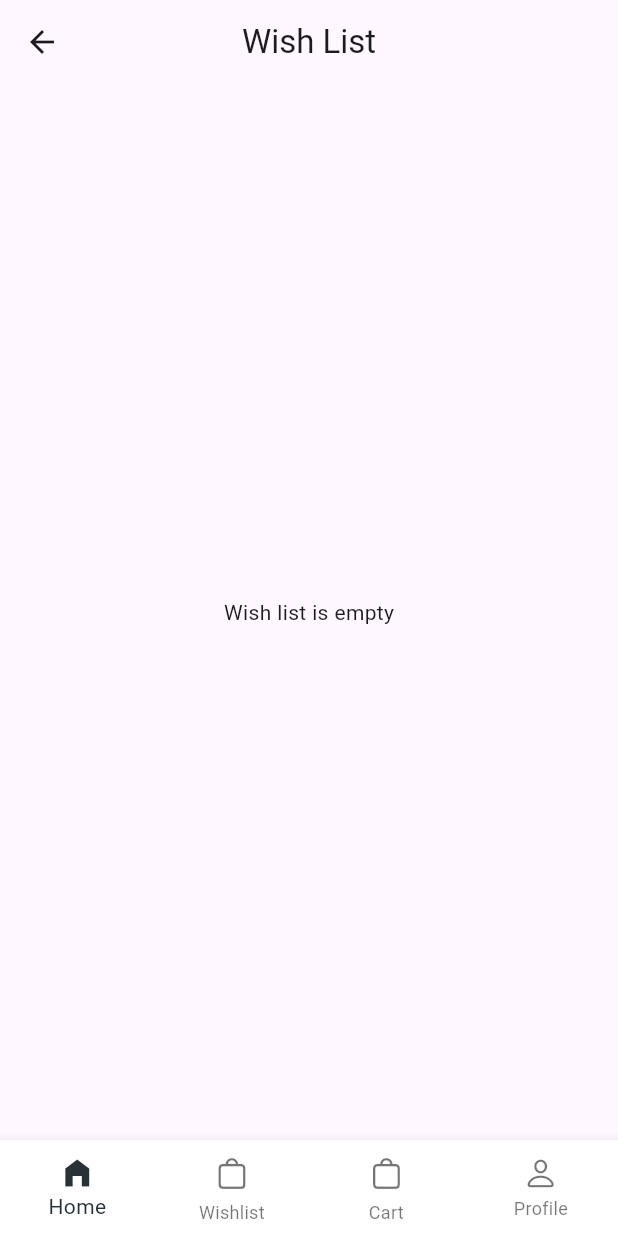
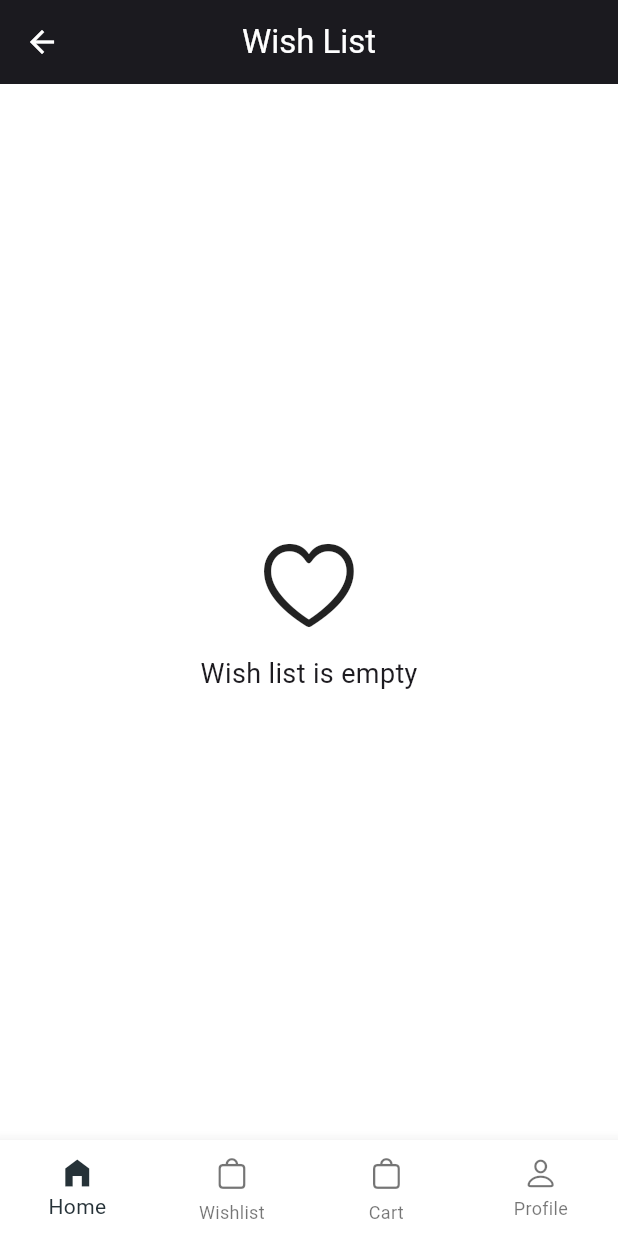
Before and after one commit to ltsatsi/E-Commerce, a Flutter app: the WishListPage screen opened by its route, on a phone screen of 412 x 824 dp. Run offline on Flutter 3.47's test engine with Material 3 defaults, Android fonts, the phone set to English and light mode, and no system bars; our stand-ins replace flutter_riverpod, riverpod.

Commit message:
WishList Page High fedility UI/UX

```diff
--- a/lib/wishlist-feature/presentation/wishlist_page.dart
+++ b/lib/wishlist-feature/presentation/wishlist_page.dart
@@ -17,14 +17,38 @@ class _WishListPageState extends ConsumerState<WishListPage> {
   Widget build(BuildContext context) {
     final wishProducts = ref.watch(wishProvider);
     return Scaffold(
-      appBar: AppBar(title: Text('Wish List'), centerTitle: true),
+      backgroundColor: Colors.white,
+      appBar: AppBar(
+        foregroundColor: Colors.white,
+        backgroundColor: const Color(0xFF1B1A1F),
+        title: Text('Wish List', style: TextStyle(color: Colors.white)),
+        centerTitle: true,
+      ),
       body: wishProducts.isEmpty
-          ? Center(child: Text('Wish list is empty'))
+          ? Center(
+              child: Column(
+                mainAxisAlignment: MainAxisAlignment.center,
+                children: [
+                  Icon(CupertinoIcons.heart, size: 72),
+                  SizedBox(height: 10),
+                  Text('Wish list is empty', style: TextStyle(fontSize: 18)),
+                ],
+              ),
+            )
           : Expanded(
+              child: Padding(
+                padding: const EdgeInsets.symmetric(vertical: 20.0),
                 child: ListView.builder(
                   itemCount: wishProducts.length,
                   itemBuilder: (context, index) {
-                  return ListTile(
+                    return Padding(
+                      padding: const EdgeInsets.symmetric(
+                        horizontal: 20.0,
+                        vertical: 5,
+                      ),
+                      child: Card(
+                        color: Colors.white,
+                        child: ListTile(
                           leading: Image.asset(
                             width: 60,
                             wishProducts[index].image,
@@ -41,10 +65,12 @@ class _WishListPageState extends ConsumerState<WishListPage> {
                             'R ${wishProducts[index].price.toStringAsFixed(2)}',
                           ),
                           trailing: Container(
-                      decoration: BoxDecoration(color: const Color(0x1A000000)),
+                            decoration: BoxDecoration(
+                              borderRadius: BorderRadius.circular(10),
+                            ),
                             width: 100,
                             child: Row(
-                        mainAxisAlignment: MainAxisAlignment.spaceBetween,
+                              mainAxisAlignment: MainAxisAlignment.spaceEvenly,
                               children: [
                                 IconButton(
                                   onPressed: () {
@@ -52,7 +78,10 @@ class _WishListPageState extends ConsumerState<WishListPage> {
                                         .read(wishProvider.notifier)
                                         .removeProduct(wishProducts[index]);
                                   },
-                            icon: Icon(CupertinoIcons.trash),
+                                  icon: Icon(
+                                    Icons.delete_outline,
+                                    color: const Color(0xFF1B1A1F),
+                                  ),
                                 ),
                                 IconButton(
                                   onPressed: !wishProducts[index].inStock
@@ -63,17 +92,25 @@ class _WishListPageState extends ConsumerState<WishListPage> {
                                               .addProduct(wishProducts[index]);
                                           ref
                                               .read(wishProvider.notifier)
-                                        .removeProduct(wishProducts[index]);
+                                              .removeProduct(
+                                                wishProducts[index],
+                                              );
                                         },
-                            icon: Icon(CupertinoIcons.bag),
+                                  icon: Icon(
+                                    CupertinoIcons.bag_badge_plus,
+                                    color: const Color(0xFF1B1A1F),
+                                  ),
                                 ),
                               ],
+                            ),
+                          ),
                         ),
                       ),
                     );
                   },
                 ),
               ),
+            ),
       bottomNavigationBar: CBottomNavigation(),
     );
   }
```
Lines whose indentation alone changed are shown as unchanged.
